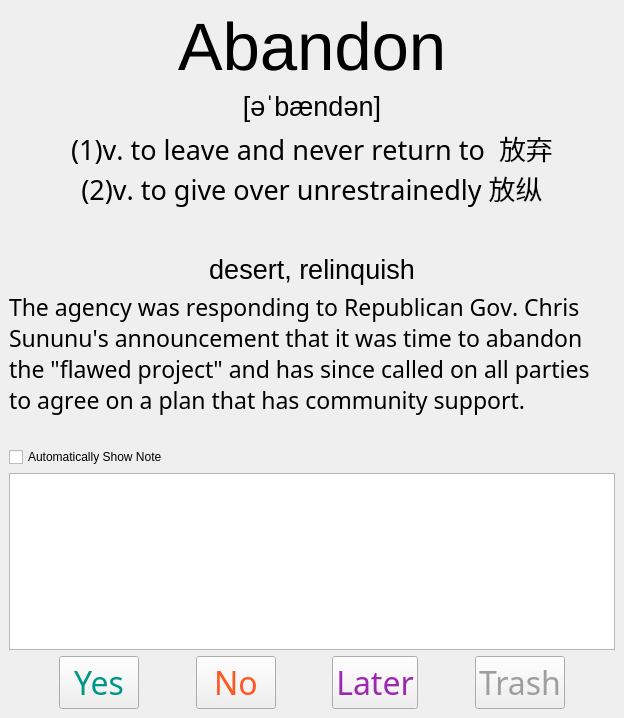
zhaomh1998/FightMem, file ui/FightMemPC.ui: the form before one commit.
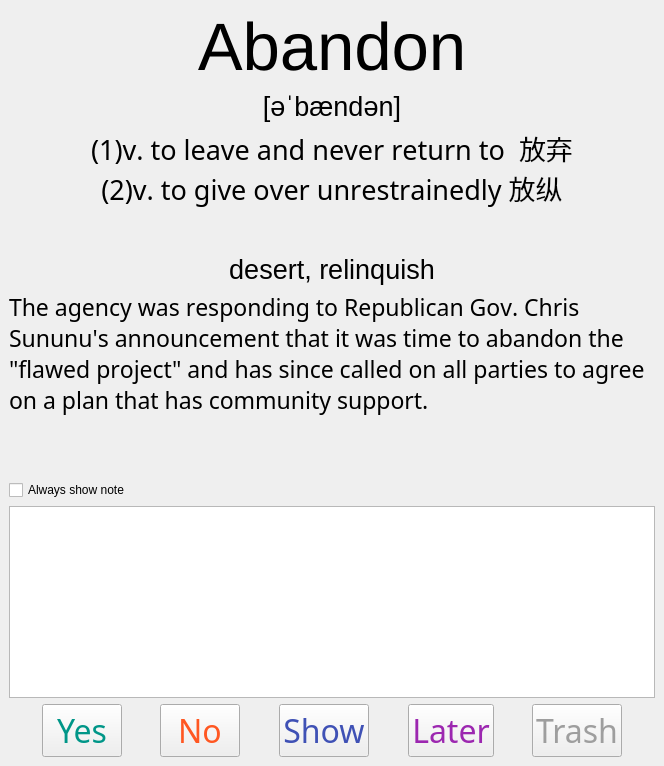
The form after the commit.

```diff
--- a/ui/FightMemPC.ui
+++ b/ui/FightMemPC.ui
@@ -6,8 +6,8 @@
    <rect>
     <x>0</x>
     <y>0</y>
-    <width>624</width>
-    <height>718</height>
+    <width>664</width>
+    <height>766</height>
    </rect>
   </property>
   <property name="windowTitle">
@@ -142,8 +142,13 @@
        <layout class="QVBoxLayout" name="verticalLayout_2">
         <item>
          <widget class="QCheckBox" name="b_show_note">
+          <property name="font">
+           <font>
+            <family>Arial</family>
+           </font>
+          </property>
           <property name="text">
-           <string>Automatically Show Note</string>
+           <string>Always show note</string>
           </property>
          </widget>
         </item>
@@ -165,7 +170,7 @@
          </widget>
         </item>
         <item>
-         <layout class="QHBoxLayout" name="horizontalLayout" stretch="1,1,1,1,1,1,1,1,1">
+         <layout class="QHBoxLayout" name="horizontalLayout" stretch="1,1,1,1,1,1,1,1,1,1,1">
           <item>
            <spacer name="horizontalSpacer_4">
             <property name="orientation">
@@ -243,6 +248,38 @@
             </property>
            </spacer>
           </item>
+          <item>
+           <widget class="QPushButton" name="b_show">
+            <property name="font">
+             <font>
+              <family>Menlo</family>
+              <pointsize>24</pointsize>
+             </font>
+            </property>
+            <property name="styleSheet">
+             <string notr="true">QPushButton
+{
+   color:#3F51B5;
+}</string>
+            </property>
+            <property name="text">
+             <string>Show</string>
+            </property>
+           </widget>
+          </item>
+          <item>
+           <spacer name="horizontalSpacer_6">
+            <property name="orientation">
+             <enum>Qt::Horizontal</enum>
+            </property>
+            <property name="sizeHint" stdset="0">
+             <size>
+              <width>40</width>
+              <height>20</height>
+             </size>
+            </property>
+           </spacer>
+          </item>
           <item>
            <widget class="QPushButton" name="b_later">
             <property name="font">
```
